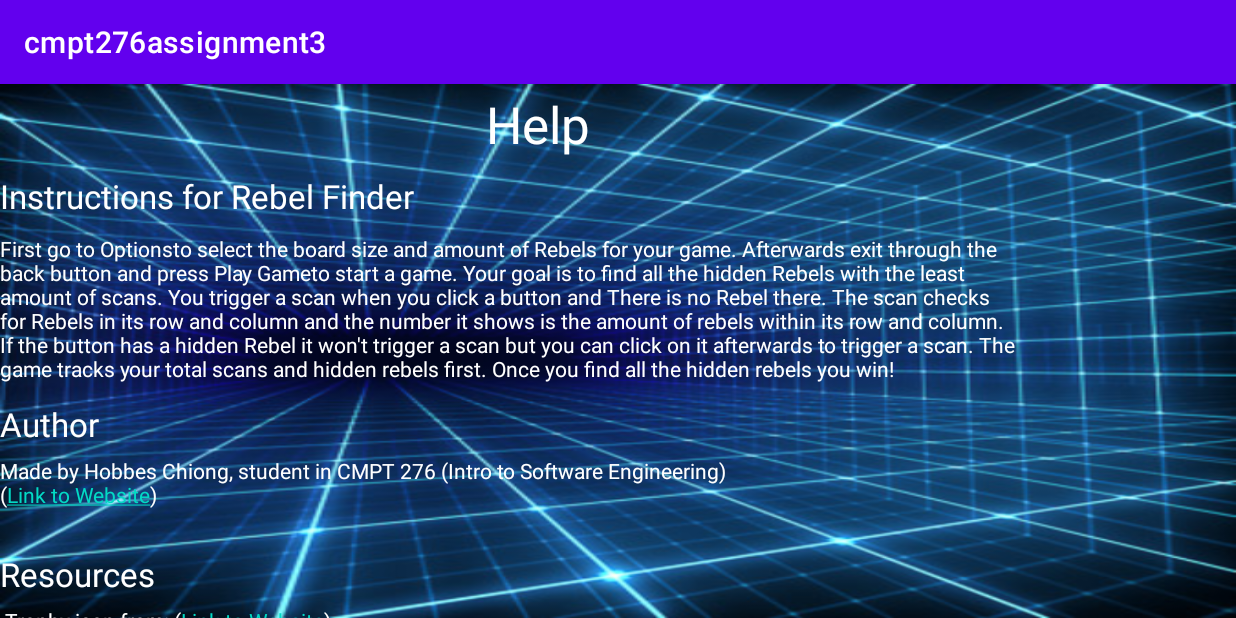
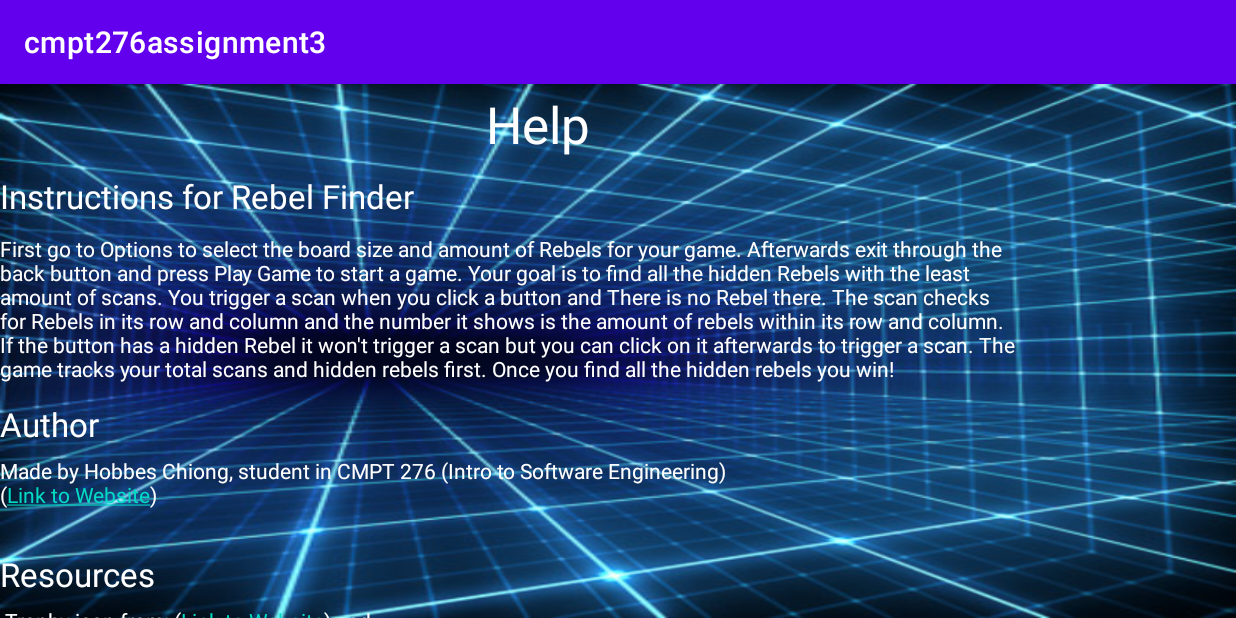
Before and after one commit to HobbesChiong/Rebel_Finder, an Android app: the HelpScreen screen opened directly, with no data from a screen before it, on a phone screen of 824 x 412 dp (held sideways). Run offline under Robolectric (Android 15) with nearby library versions, the phone set to English and light mode, and no system bars.

Commit message:
final pushes

```diff
--- a/app/src/main/res/values/strings.xml
+++ b/app/src/main/res/values/strings.xml
@@ -14,9 +14,9 @@
     <string name="select_board_size">Select Board Size</string>
     <string name="select_amount_of_mines">Select Amount of Mines</string>
     <string name="link">Made by Hobbes Chiong, student in CMPT 276 (Intro to Software Engineering) (<a href="https://opencoursehub.cs.sfu.ca/bfraser/grav-cms/cmpt276/home">Link to Website</a>)</string>
-    <string name="resource_bio"> Trophy icon from: (<a href="https://www.istockphoto.com/photos/trophy">Link to Website</a>)</string>
+    <string name="resource_bio"> Trophy icon from: (<a href="https://www.istockphoto.com/photos/trophy">Link to Website</a>) and Sounds from Among us the video game</string>
     <string name="HELP">Help</string>
-    <string name="first_go_to_options_to_select_the_board_size_and_amount_of_rebels_for_your_game_afterwards_exit_through_the_back_button_and_press_play_game_to_start_a_game_your_goal_is_to_find_all_the_hidden_rebels_with_the_least_amount_of_scans_you_trigger_a_scan_when_you_click_a_button_and_there_is_no_rebel_there_the_scan_checks_for_rebels_in_its_row_and_column_and_the_number_it_shows_is_the_amount_of_rebels_within_its_row_and_column_if_the_button_has_a_hidden_rebel_it_won_apos_t_trigger_a_scan_but_you_can_click_on_it_afterwards_to_trigger_a_scan_the_game_tracks_your_total_scans_and_hidden_rebels_first_once_you_find_all_the_hidden_rebels_you_win">First go to Optionsto select the board size and amount of Rebels for your game. Afterwards exit through the back button and press Play Gameto start a game. Your goal is to find all the hidden Rebels with the least amount of scans. You trigger a scan when you click a button and There is no Rebel there. The scan checks for Rebels in its row and column and the number it shows is the amount of rebels within its row and column. If the button has a hidden Rebel it won\'t trigger a scan but you can click on it afterwards to trigger a scan. The game tracks your total scans and hidden rebels first. Once you find all the hidden rebels you win!</string>
+    <string name="first_go_to_options_to_select_the_board_size_and_amount_of_rebels_for_your_game_afterwards_exit_through_the_back_button_and_press_play_game_to_start_a_game_your_goal_is_to_find_all_the_hidden_rebels_with_the_least_amount_of_scans_you_trigger_a_scan_when_you_click_a_button_and_there_is_no_rebel_there_the_scan_checks_for_rebels_in_its_row_and_column_and_the_number_it_shows_is_the_amount_of_rebels_within_its_row_and_column_if_the_button_has_a_hidden_rebel_it_won_apos_t_trigger_a_scan_but_you_can_click_on_it_afterwards_to_trigger_a_scan_the_game_tracks_your_total_scans_and_hidden_rebels_first_once_you_find_all_the_hidden_rebels_you_win">First go to Options to select the board size and amount of Rebels for your game. Afterwards exit through the back button and press Play Game to start a game. Your goal is to find all the hidden Rebels with the least amount of scans. You trigger a scan when you click a button and There is no Rebel there. The scan checks for Rebels in its row and column and the number it shows is the amount of rebels within its row and column. If the button has a hidden Rebel it won\'t trigger a scan but you can click on it afterwards to trigger a scan. The game tracks your total scans and hidden rebels first. Once you find all the hidden rebels you win!</string>
     <string name="instructions_for_rebel_finder">Instructions for Rebel Finder</string>
     <string name="resources">Resources</string>
     <string name="author">Author</string>
```
Also changed, not shown: 2 other files.
